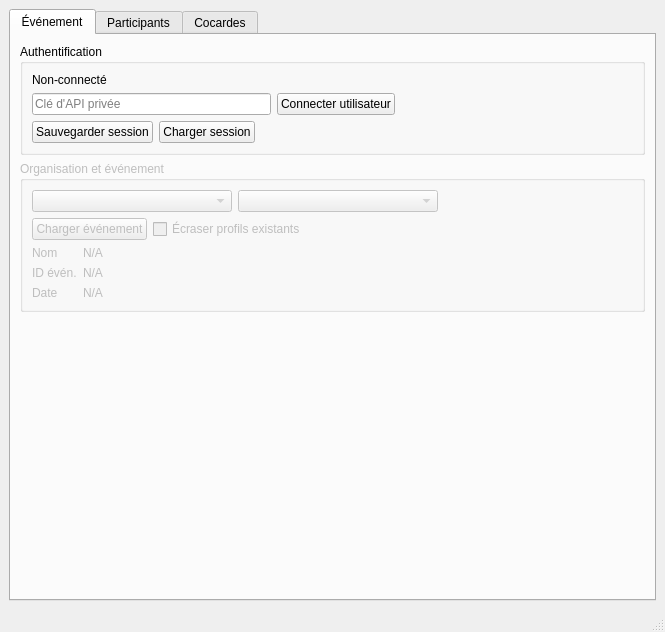
This is MainWindow.ui in chosson/smpte-eventbrite as Qt 5 draws it before an edit. The edited form follows.
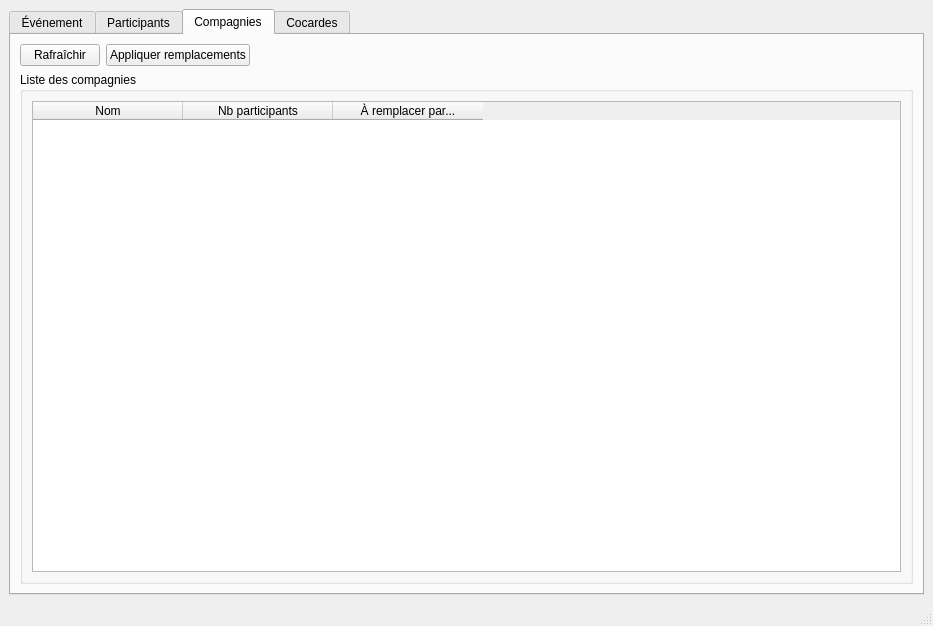
This is the edited form. The open tabs and pages were chosen to show the change.

Commit message: Ajout d'un onglet de remplacement des noms de compagnies qui pourraient être incohérents.

Patch:
```diff
--- a/MainWindow.ui
+++ b/MainWindow.ui
@@ -6,8 +6,8 @@
    <rect>
     <x>0</x>
     <y>0</y>
-    <width>665</width>
-    <height>632</height>
+    <width>933</width>
+    <height>626</height>
    </rect>
   </property>
   <property name="windowTitle">
@@ -31,7 +31,7 @@
         <item>
          <widget class="QGroupBox" name="groupAuth">
           <property name="title">
-           <string>Authentification</string>
+           <string>Authentification Eventbrite</string>
           </property>
           <layout class="QVBoxLayout" name="verticalLayout_3">
            <item>
@@ -51,6 +51,12 @@
                  <height>0</height>
                 </size>
                </property>
+               <property name="maximumSize">
+                <size>
+                 <width>300</width>
+                 <height>16777215</height>
+                </size>
+               </property>
                <property name="echoMode">
                 <enum>QLineEdit::EchoMode::Password</enum>
                </property>
@@ -121,7 +127,7 @@
            <bool>false</bool>
           </property>
           <property name="title">
-           <string>Organisation et événement</string>
+           <string>Organisation et événement Eventbrite</string>
           </property>
           <property name="checkable">
            <bool>false</bool>
@@ -290,13 +296,120 @@
           <attribute name="verticalHeaderVisible">
            <bool>false</bool>
           </attribute>
-          <row/>
-          <column/>
-          <column/>
-          <column/>
-          <column/>
-          <column/>
-          <column/>
+          <column>
+           <property name="text">
+            <string>ID Eventbrite</string>
+           </property>
+          </column>
+          <column>
+           <property name="text">
+            <string>Prénom</string>
+           </property>
+          </column>
+          <column>
+           <property name="text">
+            <string>Nom</string>
+           </property>
+          </column>
+          <column>
+           <property name="text">
+            <string>Rôle</string>
+           </property>
+          </column>
+          <column>
+           <property name="text">
+            <string>Compagnie</string>
+           </property>
+          </column>
+          <column>
+           <property name="text">
+            <string>Imprimé?</string>
+           </property>
+          </column>
+         </widget>
+        </item>
+       </layout>
+      </widget>
+      <widget class="QWidget" name="tab">
+       <attribute name="title">
+        <string>Compagnies</string>
+       </attribute>
+       <layout class="QVBoxLayout" name="verticalLayout_8">
+        <item>
+         <layout class="QHBoxLayout" name="horizontalLayout_6">
+          <item>
+           <widget class="QPushButton" name="btnRefreshCompanies">
+            <property name="text">
+             <string>Rafraîchir</string>
+            </property>
+           </widget>
+          </item>
+          <item>
+           <widget class="QPushButton" name="btnApplyCompanyChanges">
+            <property name="text">
+             <string>Appliquer remplacements</string>
+            </property>
+           </widget>
+          </item>
+          <item>
+           <spacer name="horizontalSpacer_5">
+            <property name="orientation">
+             <enum>Qt::Orientation::Horizontal</enum>
+            </property>
+            <property name="sizeHint" stdset="0">
+             <size>
+              <width>40</width>
+              <height>20</height>
+             </size>
+            </property>
+           </spacer>
+          </item>
+         </layout>
+        </item>
+        <item>
+         <widget class="QGroupBox" name="groupBox">
+          <property name="title">
+           <string>Liste des compagnies</string>
+          </property>
+          <layout class="QVBoxLayout" name="verticalLayout_7">
+           <item>
+            <widget class="QTableWidget" name="tableCompanyNames">
+             <property name="sortingEnabled">
+              <bool>true</bool>
+             </property>
+             <property name="rowCount">
+              <number>0</number>
+             </property>
+             <property name="columnCount">
+              <number>3</number>
+             </property>
+             <attribute name="horizontalHeaderDefaultSectionSize">
+              <number>150</number>
+             </attribute>
+             <attribute name="horizontalHeaderShowSortIndicator" stdset="0">
+              <bool>true</bool>
+             </attribute>
+             <attribute name="verticalHeaderVisible">
+              <bool>false</bool>
+             </attribute>
+             <column>
+              <property name="text">
+               <string>Nom</string>
+              </property>
+             </column>
+             <column>
+              <property name="text">
+               <string>Nb participants</string>
+              </property>
+             </column>
+             <column>
+              <property name="text">
+               <string>À remplacer par...</string>
+              </property>
+             </column>
+            </widget>
+           </item>
+          </layout>
          </widget>
         </item>
        </layout>
```
Left out of the diff: 9 changed lines with no effect on the pictures. The commit also changes 1 other file.
